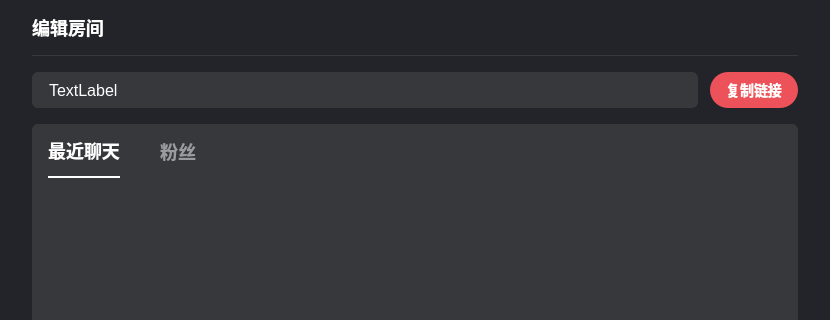
This is UI/RoomInvitePage.ui in zhaopan06/AudioTool as Qt 5 draws it before an edit; both pictures show x 0 to 830 and y 0 to 320 of the 830 by 588 pixel window. The edited form follows.
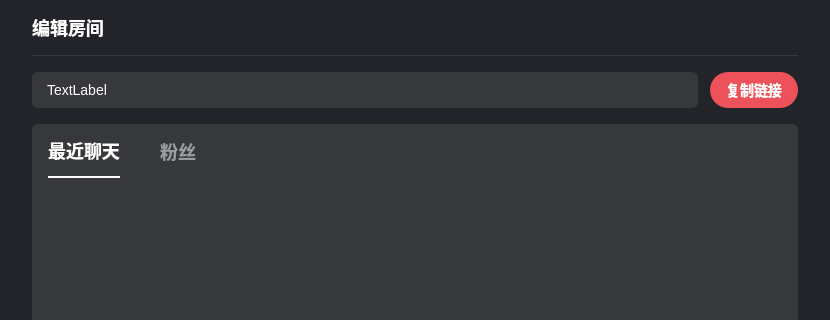
This is the edited form. Icons and pictures are not drawn.

```diff
--- a/UI/RoomInvitePage.ui
+++ b/UI/RoomInvitePage.ui
@@ -242,12 +242,12 @@
               <property name="styleSheet">
                <string notr="true">background: #36383B;
 border-radius: 6px;
-padding-left: 13px;
+padding-left: 12px;
 
 
 font-family: &quot;微软雅黑&quot;;
 font-weight: 400;
-font-size: 16px;
+font-size: 14px;
 color: #FFFFFF;
 line-height: 22px;
 text-align: left;
```
